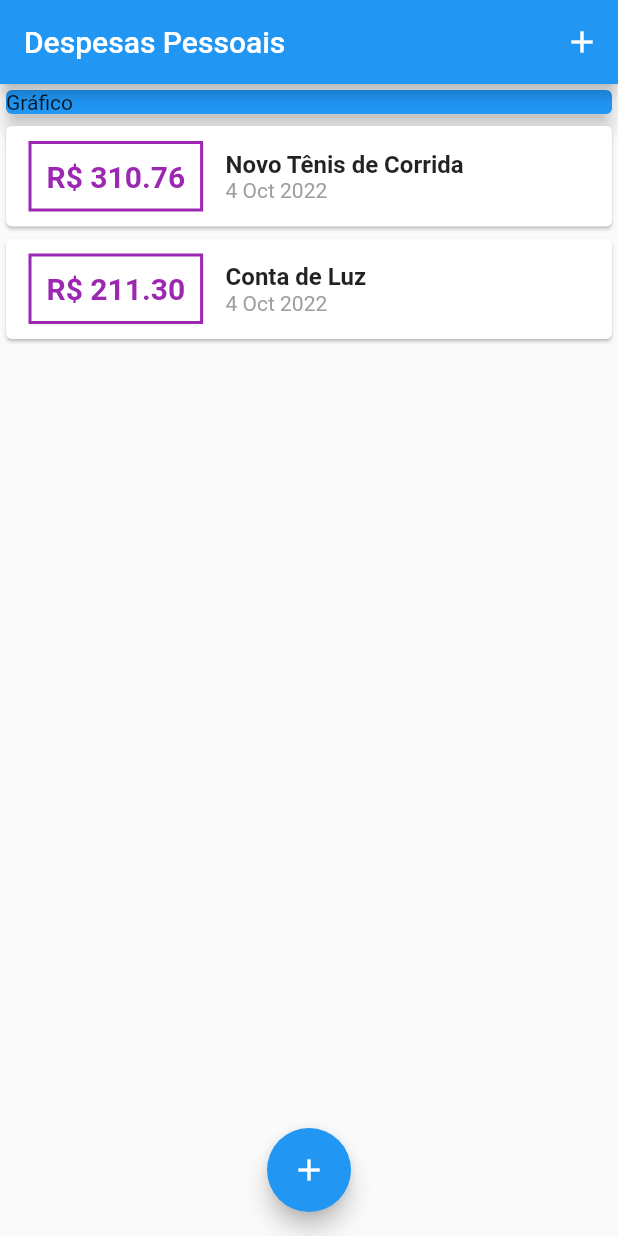
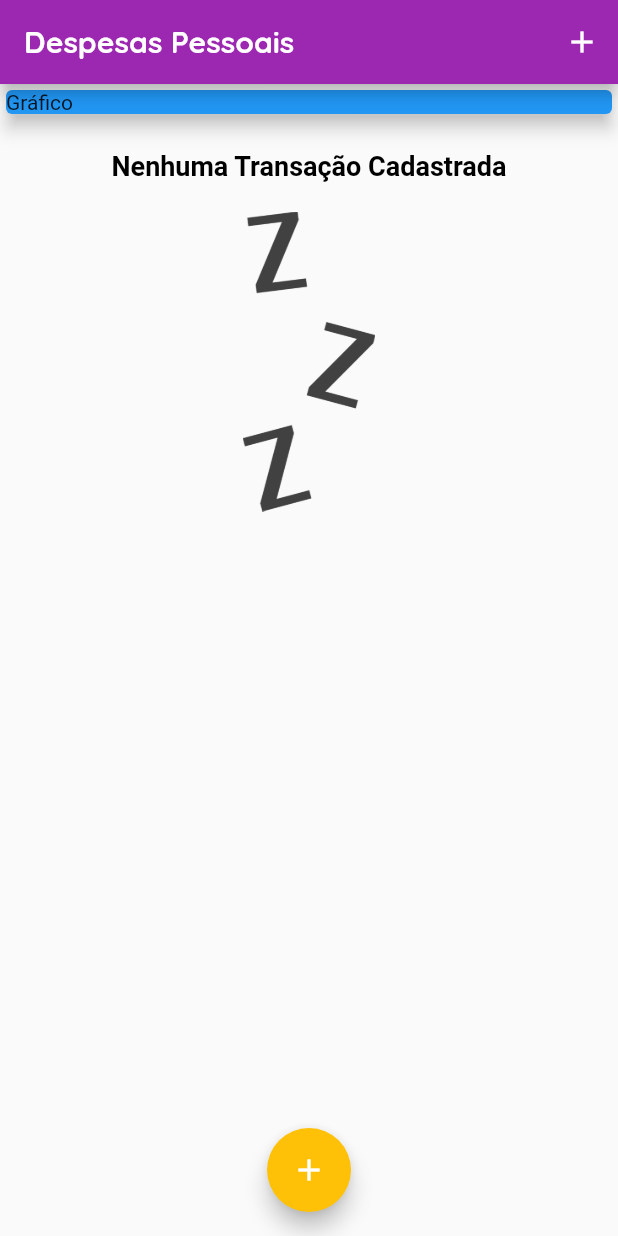
Before and after one commit to Ellissandro/expenses, a Flutter app: the screen it shows after launch, on a phone screen of 412 x 824 dp. Run offline on Flutter 3.47's test engine with Material 2 defaults, Android fonts, the phone set to English and light mode, and no system bars; Roboto replaces fonts that are missing (Quicksands).

```diff
--- a/lib/components/transaction_list.dart
+++ b/lib/components/transaction_list.dart
@@ -11,7 +11,25 @@ class TransactionList extends StatelessWidget {
   Widget build(BuildContext context) {
     return Container(
       height: 300,
-      child: ListView.builder(
+      child: transactions.isEmpty
+          ? Column(
+              children: [
+                const SizedBox(height: 20),
+                Text(
+                  'Nenhuma Transação Cadastrada',
+                  style: Theme.of(context).textTheme.headline1,
+                ),
+                const SizedBox(height: 20),
+                Container(
+                  height: 200,
+                  child: Image.asset(
+                    'assets/images/waiting.png',
+                    fit: BoxFit.cover,
+                  ),
+                )
+              ],
+            )
+          : ListView.builder(
               itemCount: transactions.length,
               itemBuilder: (ctx, index) {
                 final tr = transactions[index];
@@ -19,20 +37,21 @@ class TransactionList extends StatelessWidget {
                     child: Row(
                   children: [
                     Container(
-                margin:
-                    const EdgeInsets.symmetric(horizontal: 15, vertical: 10),
+                      margin: const EdgeInsets.symmetric(
+                          horizontal: 15, vertical: 10),
                       decoration: BoxDecoration(
                           border: Border.all(
-                  color: Colors.purple,
+                        color: Theme.of(context).primaryColor,
                         width: 2,
                       )),
                       padding: const EdgeInsets.all(10),
                       child: Text(
                         'R\$ ${tr.value.toStringAsFixed(2)}',
-                  style: const TextStyle(
+                        style: TextStyle(
                           fontWeight: FontWeight.bold,
                           fontSize: 20,
-                      color: Colors.purple),
+                          color: Theme.of(context).primaryColor,
+                        ),
                       ),
                     ),
                     Column(
@@ -40,10 +59,7 @@ class TransactionList extends StatelessWidget {
                       children: [
                         Text(
                           tr.title,
-                    style: const TextStyle(
-                      fontSize: 16,
-                      fontWeight: FontWeight.bold,
-                    ),
+                          style: Theme.of(context).textTheme.headline1,
                         ),
                         Text(
                           DateFormat('d MMM y').format(tr.date),
--- a/lib/main.dart
+++ b/lib/main.dart
@@ -6,16 +6,40 @@ import 'package:expenses/models/transaction.dart';
 import 'components/transaction_list.dart';
 
 void main() {
-  runApp(const ExpensesApp());
+  runApp(ExpensesApp());
 }
 
 class ExpensesApp extends StatelessWidget {
-  const ExpensesApp({super.key});
+  ExpensesApp({super.key});
+
+  final ThemeData tema = ThemeData();
 
   @override
   Widget build(BuildContext context) {
     return MaterialApp(
       home: MyHomePage(),
+      theme: tema.copyWith(
+        primaryColor: Colors.purple,
+        colorScheme: tema.colorScheme.copyWith(
+          secondary: Colors.amber,
+          primary: Colors.purple,
+        ),
+        textTheme: tema.textTheme.copyWith(
+          headline1: const TextStyle(
+            fontFamily: 'Quicksands',
+            fontSize: 18,
+            fontWeight: FontWeight.bold,
+            color: Colors.black,
+          ),
+        ),
+        appBarTheme: const AppBarTheme(
+          titleTextStyle: TextStyle(
+            fontFamily: 'QuickSand',
+            fontSize: 20,
+            fontWeight: FontWeight.bold,
+          ),
+        ),
+      ),
     );
   }
 }
@@ -28,19 +52,19 @@ class MyHomePage extends StatefulWidget {
 }
 
 class _MyHomePageState extends State<MyHomePage> {
-  final _transactions = [
-    Transaction(
-      id: 't1',
-      title: 'Novo Tênis de Corrida',
-      value: 310.76,
-      date: DateTime.now(),
-    ),
-    Transaction(
-      id: 't2',
-      title: 'Conta de Luz',
-      value: 211.30,
-      date: DateTime.now(),
-    ),
+  final List<Transaction> _transactions = [
+    // Transaction(
+    //   id: 't1',
+    //   title: 'Novo Tênis de Corrida',
+    //   value: 310.76,
+    //   date: DateTime.now(),
+    // ),
+    // Transaction(
+    //   id: 't2',
+    //   title: 'Conta de Luz',
+    //   value: 211.30,
+    //   date: DateTime.now(),
+    // ),
   ];
 
   _openTransactionFormModal(BuildContext context) {
```
Also changed, not shown: pubspec.yaml (+13 -8 lines), assets/fonts/OpenSans-Bold.ttf (added), assets/fonts/OpenSans-Regular.ttf (added), assets/fonts/Quicksand-Bold.ttf (added), assets/fonts/Quicksand-Light.ttf (added), assets/fonts/Quicksand-Medium.ttf (added), assets/fonts/Quicksand-Regular.ttf (added), assets/images/waiting.png (added). Lines whose indentation alone changed are shown as unchanged.
